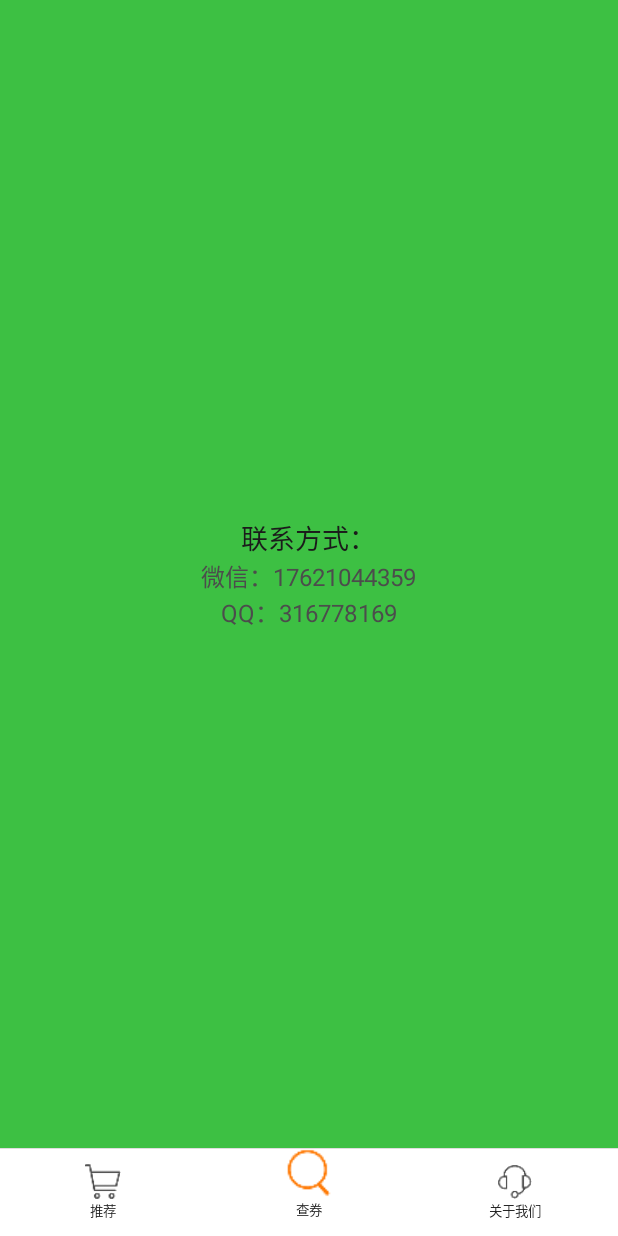
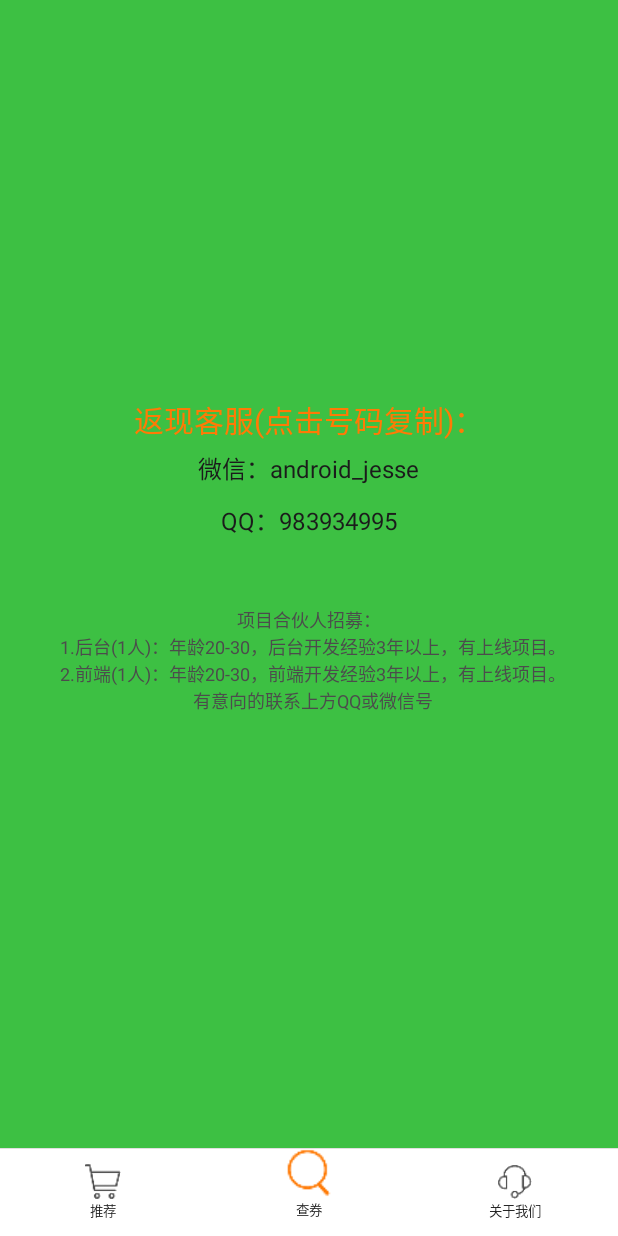
Before and after one commit to hellojessehao/huitao, an Android app: the fragment AboutUsFragment placed in its activity, on a phone screen of 412 x 824 dp. Run offline under Robolectric (Android 15) with nearby library versions, the phone set to English and light mode, and no system bars; our stand-ins replace ButterKnife; libraries missing offline, so code that uses them is left out: com.blankj.utilcode, com.pgyersdk.update, com.scwang.smartrefresh; 4 statements that could not run were skipped.

```diff
--- a/app/src/main/java/com/android/jesse/huitao/model/Constant.java
+++ b/app/src/main/java/com/android/jesse/huitao/model/Constant.java
@@ -84,4 +84,8 @@ public class Constant {
     //SPKEY@{
     public static final String SPKEY_SEARCH_HISTORY = "spkey_search_history";
     //@}
+    //客服账号@{
+    public static final String SERVICE_QQ = "983934995";
+    public static final String SERVICE_WECHAT = "android_jesse";
+    //@}
 }
--- a/app/src/main/java/com/android/jesse/huitao/view/fragment/AboutUsFragment.java
+++ b/app/src/main/java/com/android/jesse/huitao/view/fragment/AboutUsFragment.java
@@ -1,7 +1,18 @@
 package com.android.jesse.huitao.view.fragment;
 
+import android.content.ClipData;
+import android.content.ClipboardManager;
+import android.content.Context;
+import android.view.View;
+import android.widget.TextView;
+
 import com.android.jesse.huitao.R;
+import com.android.jesse.huitao.model.Constant;
+import com.android.jesse.huitao.utils.ToastUtil;
 import com.android.jesse.huitao.view.activity.base.BaseFragment;
+
+import butterknife.BindView;
+import butterknife.OnClick;
 
 /**
  * @Description: 关于我们页面
@@ -12,6 +23,13 @@ public class AboutUsFragment extends BaseFragment {
 
     private static final String TAG = AboutUsFragment.class.getSimpleName();
 
+    @BindView(R.id.tv_qq)
+    TextView tv_qq;
+    @BindView(R.id.tv_wechat)
+    TextView tv_wechat;
+
+    private ClipboardManager clipboardManager;
+
     @Override
     protected int getLayoutId() {
         return R.layout.about_us_fragment;
@@ -19,6 +37,26 @@ public class AboutUsFragment extends BaseFragment {
 
     @Override
     protected void initEventAndData() {
+        clipboardManager = (ClipboardManager) mActivity.getSystemService(Context.CLIPBOARD_SERVICE);
 
+        tv_qq.setText("QQ："+Constant.SERVICE_QQ);
+        tv_wechat.setText("微信："+Constant.SERVICE_WECHAT);
     }
+
+    @OnClick({R.id.tv_qq,R.id.tv_wechat})
+    public void onClick(View v){
+        switch (v.getId()){
+            case R.id.tv_qq:
+                ClipData qqClip = ClipData.newPlainText("serviceQQ",Constant.SERVICE_QQ);
+                clipboardManager.setPrimaryClip(qqClip);
+                ToastUtil.shortShow("官方QQ号已复制到剪切板");
+                break;
+            case R.id.tv_wechat:
+                ClipData wechatClip = ClipData.newPlainText("serviceWechat",Constant.SERVICE_WECHAT);
+                clipboardManager.setPrimaryClip(wechatClip);
+                ToastUtil.shortShow("官方微信号已复制到剪切板");
+                break;
+        }
+    }
+
 }
--- a/app/src/main/res/layout/about_us_fragment.xml
+++ b/app/src/main/res/layout/about_us_fragment.xml
@@ -10,23 +10,46 @@
     <TextView
         android:layout_width="wrap_content"
         android:layout_height="wrap_content"
-        android:text="联系方式："
+        android:text="返现客服(点击号码复制)："
+        android:textColor="@color/color_selected_tags"
+        android:textSize="20sp"
+        android:layout_gravity="center"
+        />
+    <TextView
+        android:id="@+id/tv_wechat"
+        android:layout_width="wrap_content"
+        android:layout_height="wrap_content"
+        android:text="微信："
         android:textColor="@color/color_maintext_title"
-        android:textSize="18sp"
+        android:textSize="16sp"
+        android:padding="@dimen/dp_5"
         />
+    <TextView
+        android:id="@+id/tv_qq"
+        android:layout_width="wrap_content"
+        android:layout_height="wrap_content"
+        android:text="QQ："
+        android:textColor="@color/color_maintext_title"
+        android:textSize="16sp"
+        android:padding="@dimen/dp_5"
+        />
+
     <TextView
         android:layout_width="wrap_content"
         android:layout_height="wrap_content"
-        android:text="微信：17621044359"
+        android:layout_marginTop="@dimen/dp_30"
+        android:text="项目合伙人招募：\n
+
+1.后台(1人)：年龄20-30，后台开发经验3年以上，有上线项目。\n
+
+2.前端(1人)：年龄20-30，前端开发经验3年以上，有上线项目。\n
+
+有意向的联系上方QQ或微信号\n
+"
         android:textColor="@color/color_subtext_subtitle"
-        android:textSize="16sp"
-        />
-    <TextView
-        android:layout_width="wrap_content"
-        android:layout_height="wrap_content"
-        android:text="QQ：316778169"
-        android:textColor="@color/color_subtext_subtitle"
-        android:textSize="16sp"
+        android:textSize="@dimen/sp_12"
+        android:padding="@dimen/dp_10"
+        android:gravity="center"
         />
 
 </LinearLayout>
--- a/app/src/main/res/values/styles.xml
+++ b/app/src/main/res/values/styles.xml
@@ -3,11 +3,18 @@
     <!-- Base application theme. -->
     <style name="AppTheme" parent="Theme.AppCompat.Light.DarkActionBar">
         <!-- Customize your theme here. -->
-        <item name="colorPrimary">@color/colorPrimary</item>
-        <item name="colorPrimaryDark">@color/colorPrimaryDark</item>
-        <item name="colorAccent">@color/colorAccent</item>
+        <item name="colorPrimary">@color/color_20b18b</item>
+        <item name="colorPrimaryDark">@color/color_666666</item>
+        <item name="colorAccent">@color/color_20b18b</item>
+        <item name="windowNoTitle">true</item>
         <item name="android:windowNoTitle">true</item>
-        <item name="windowNoTitle">true</item>
+        <item name="android:windowBackground">@color/white</item>
+    </style>
+
+    <style name="StartAppTheme" parent="AppTheme">
+        <item name="android:windowNoTitle">true</item>
+        <item name="android:windowBackground">@mipmap/ic_flash_page</item>
+        <!-- All customizations that are NOT specific to a particular API-level can go here. -->
     </style>
 
     <style name="v_driver_1_match_common">
```
Also changed, not shown: app/src/main/AndroidManifest.xml (+5 -2 lines), app/src/main/java/com/android/jesse/huitao/view/activity/HomeSwitchActivity.java (added, +40 -0 lines), app/src/main/res/layout/home_switch_activity.xml (added, +7 -0 lines), app/src/main/res/mipmap-xxhdpi/ic_flash_page.png (added).
